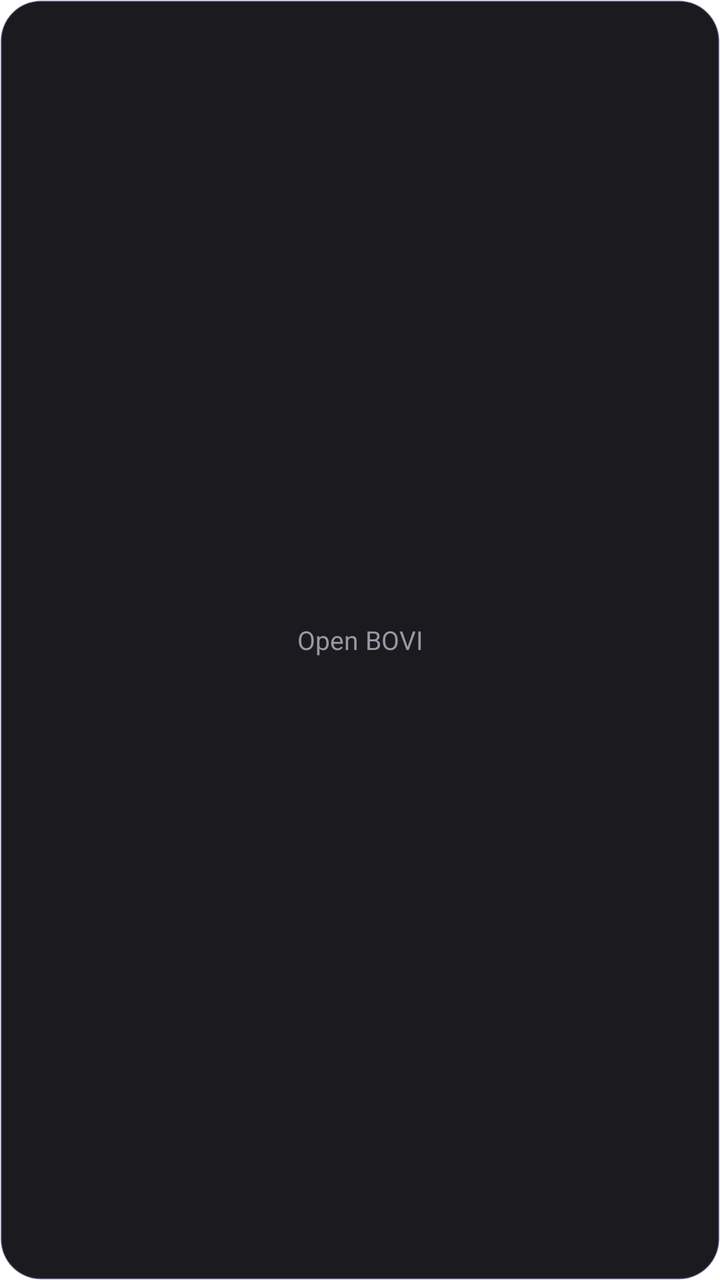
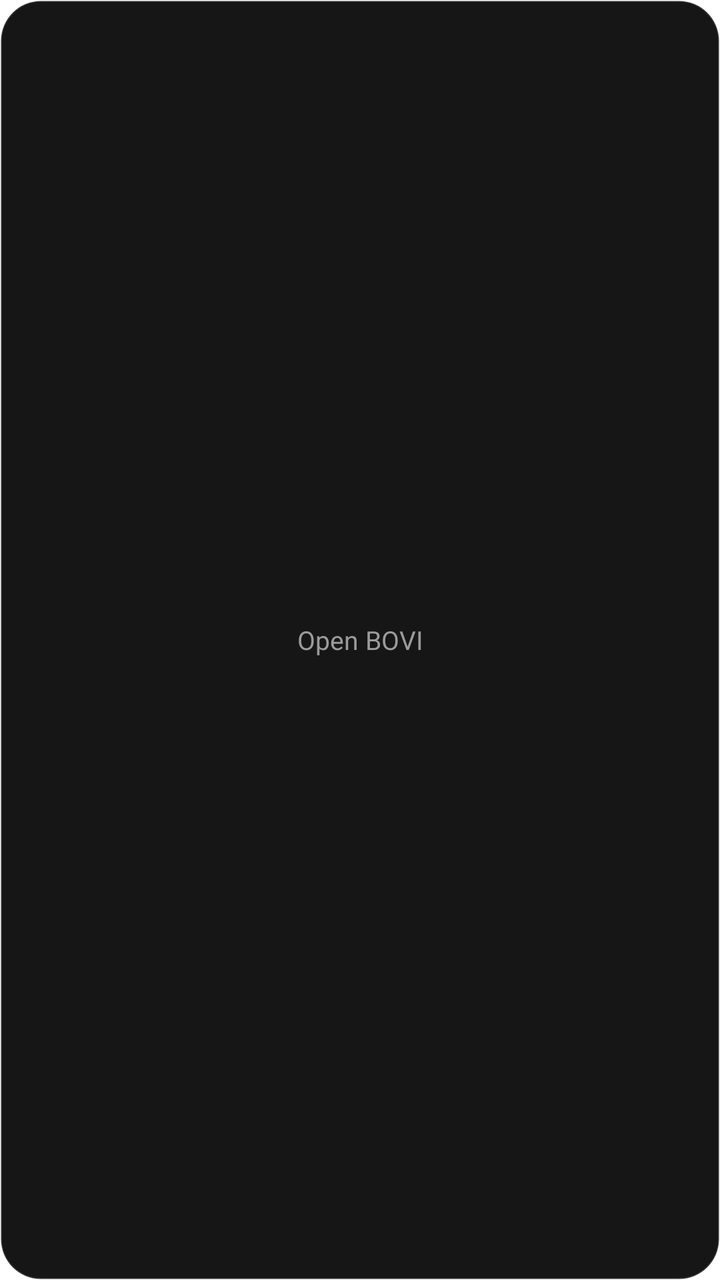

An Android layout rendered at two revisions. The XML below is the earlier revision; the diff shows what the commit changed to produce the second picture.
<!-- AndroidManifest.xml: fallback theme Theme.MaterialComponents.DayNight.NoActionBar -->
<!-- res/layout/bw_message.xml -->
<?xml version="1.0" encoding="utf-8"?>
<FrameLayout xmlns:android="http://schemas.android.com/apk/res/android"
  android:id="@+id/bw_root"
  android:layout_width="match_parent"
  android:layout_height="match_parent"
  android:background="@drawable/bovi_widget_bg"
  android:padding="12dp">
  <TextView
    android:id="@+id/bw_message_text"
    android:layout_width="match_parent"
    android:layout_height="wrap_content"
    android:text="Open BOVI"
    android:textColor="#9A97A5"
    android:textSize="13sp"
    android:maxLines="2"
    android:ellipsize="end"
    android:layout_gravity="center"
    android:gravity="center" />
</FrameLayout>
<!-- resources referenced by this layout -->
<resources>
  <!-- drawable bovi_widget_bg (drawable) -->
  <?xml version="1.0" encoding="utf-8"?>
  <shape xmlns:android="http://schemas.android.com/apk/res/android" android:shape="rectangle">
    <solid android:color="#F20F0E13" />
    <corners android:radius="20dp" />
    <stroke android:width="1dp" android:color="#33A594F9" />
  </shape>
</resources>

<!-- the commit's change to res/layout/bw_message.xml (unified diff, before → after) -->
@@ -10,7 +10,7 @@
     android:layout_width="match_parent"
     android:layout_height="wrap_content"
     android:text="Open BOVI"
-    android:textColor="#9A97A5"
+    android:textColor="#9B9B9B"
     android:textSize="13sp"
     android:maxLines="2"
     android:ellipsize="end"
<!-- resource entries referenced after the edit -->
@@ -3,9 +3,9 @@
   <!-- drawable bovi_widget_bg (drawable) -->
   <?xml version="1.0" encoding="utf-8"?>
   <shape xmlns:android="http://schemas.android.com/apk/res/android" android:shape="rectangle">
-    <solid android:color="#F20F0E13" />
+    <solid android:color="#F20A0A0A" />
     <corners android:radius="20dp" />
-    <stroke android:width="1dp" android:color="#33A594F9" />
+    <stroke android:width="1dp" android:color="#24FFFFFF" />
   </shape>
 </resources>
 
